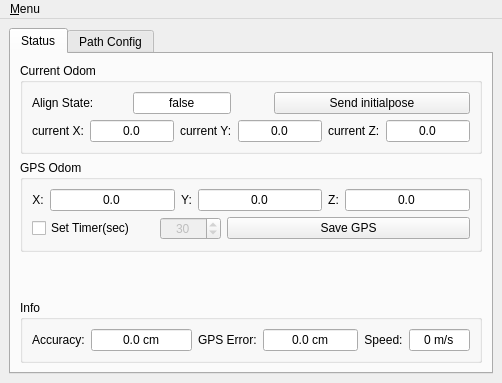
Above: ui/main_window.ui from zang09/localization_ui before the change. Below: the same form after it.
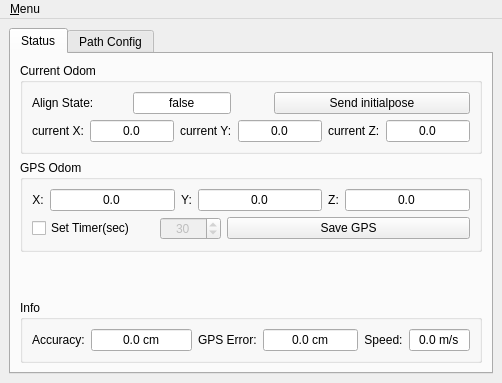
That is the form after the change. Icons and pictures are not drawn.

```diff
--- a/ui/main_window.ui
+++ b/ui/main_window.ui
@@ -239,7 +239,7 @@
              <item>
               <widget class="QLineEdit" name="le_speed">
                <property name="text">
-                <string>0 m/s</string>
+                <string>0.0 m/s</string>
                </property>
                <property name="alignment">
                 <set>Qt::AlignCenter</set>
```
Left out of the diff: 21 changed lines with no effect on the pictures.
